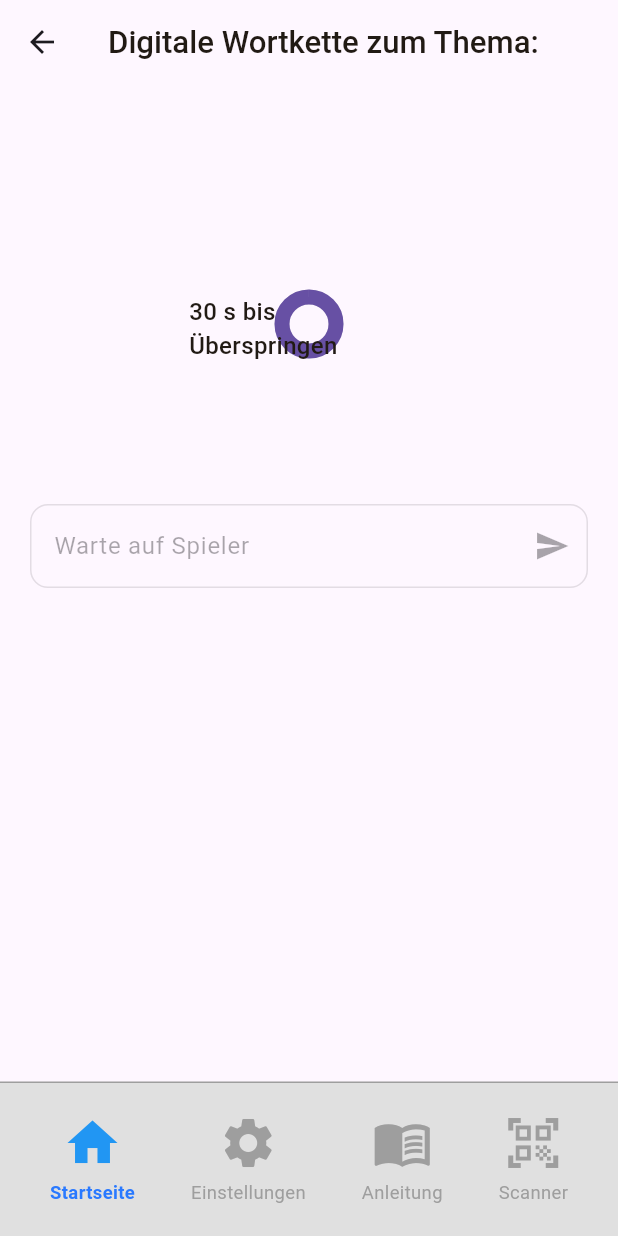
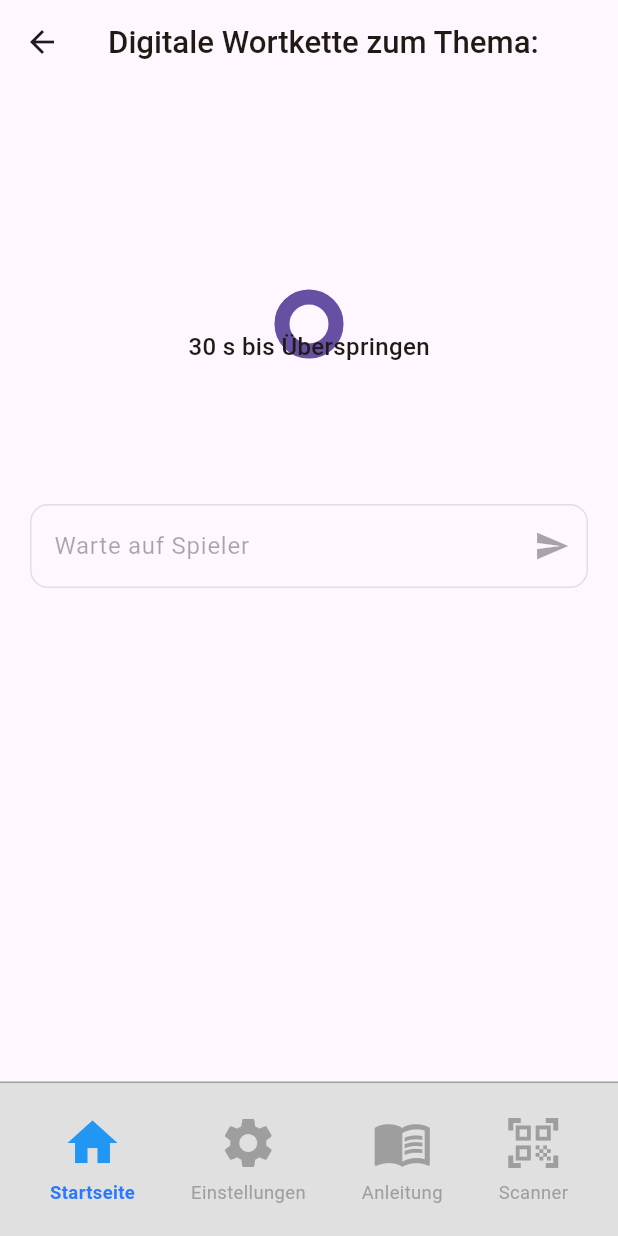
Before and after one commit to Manofward/Frontend_DigitaleWortkette, a Flutter app: the GameScreen screen opened directly with empty values, on a phone screen of 412 x 824 dp. Run offline on Flutter 3.47's test engine with Material 3 defaults, Android fonts, the phone set to English and light mode, and no system bars; our stand-ins replace app_links, flutter_svg, loading_animation_widget, permission_handler.

Commit message:
game.dart First usabel Part: timer works, submit works, skip does not work

```diff
--- a/lib/screens/game.dart
+++ b/lib/screens/game.dart
@@ -31,7 +31,9 @@
 
   // Local timer for countdown
   int timeRemaining = 30;
+  bool skippedTurn = true;
   Timer? _countdownTimer;
+
 
   // UI state
   final TextEditingController _wordController = TextEditingController();
@@ -68,9 +70,6 @@
         if (isMyTurn) {
           _startLocalTimer();
         }
-        else {
-          _countdownTimer?.cancel();
-        }
 
         if (isGameOver) {
           NavigationService.navigate(
@@ -85,7 +84,11 @@
 
   void _startLocalTimer() {
     _countdownTimer?.cancel();      // prevent duplicate timers
+
+    if (skippedTurn) {
       timeRemaining = 30;
+      skippedTurn = false;
+    }
 
     _countdownTimer = Timer.periodic(
       const Duration(seconds: 1),
@@ -99,6 +102,7 @@
         }
         else {
           timer.cancel();
+          timeRemaining = 0;
           _sendSkip(); // optional if you want auto skip
         }
       },
@@ -107,6 +111,7 @@
 
   Future<void> _sendSkip() async {
     //await ApiService.postSkipTurn(lobbyID);
+    skippedTurn = true;
     debugPrint("Skipped player ${turnOrder[0]['username']}");
   }
 
@@ -124,21 +129,29 @@
       );
     } else {
       _wordController.clear();
+
+      if(_countdownTimer?.isActive == true) {
+        _countdownTimer?.cancel();
+        timeRemaining = 0;
+      }
     }
   }
 
   @override
   Widget build(BuildContext context) {
     return Scaffold(
+      resizeToAvoidBottomInset: false,
       appBar: AppBar(
         title: Text(
           "Digitale Wortkette zum Thema: $chosenSubject",
           style: AppTheme.lightTheme.textTheme.bodyLarge,
         ),
       ),
-      body: Padding(
+      body: SafeArea(
+        child: Padding(
           padding: const EdgeInsets.all(20),
           child: Column(
+            crossAxisAlignment: CrossAxisAlignment.stretch,
             children: [
               // Turn Order
               SizedBox(
@@ -170,8 +183,8 @@
 
               // Timer + Current Player
               SizedBox(
-              width: 160,
-              height: 160,
+                width: 160, // 160 width before change
+                height: 160, // 160 height before change
                 child: Stack(
                   alignment: Alignment.center,
                   children: [
@@ -183,7 +196,7 @@
                     Column(
                       mainAxisSize: MainAxisSize.min,
                       children: [
-                      const SizedBox(height: 6),
+                        const SizedBox(height: 30),
                         Text(
                           timeRemaining <= 0 ? "Übersprungen" : "$timeRemaining s bis Überspringen",
                           style: AppTheme.lightTheme.textTheme.bodyMedium,
@@ -234,7 +247,7 @@
               const SizedBox(height: 20),
 
               // Used Words List
-            Expanded(
+              Flexible(
                 child: ListView.builder(
                   reverse: true,
                   itemCount: usedWords.length,
@@ -253,6 +266,7 @@
             ],
           ),
         ),
+      ),
       bottomNavigationBar: FooterNavigationBar(
         screenType: ScreenType.game,
         onButtonPressed: (type) => handleFooterButton(context, type),
```
Lines whose indentation alone changed are shown as unchanged.
